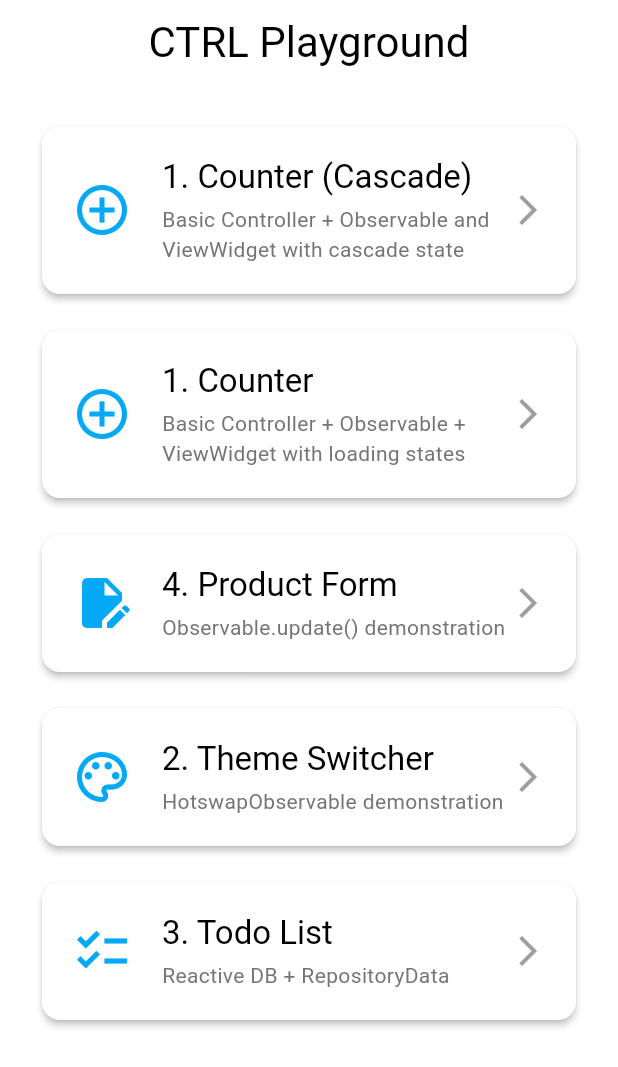
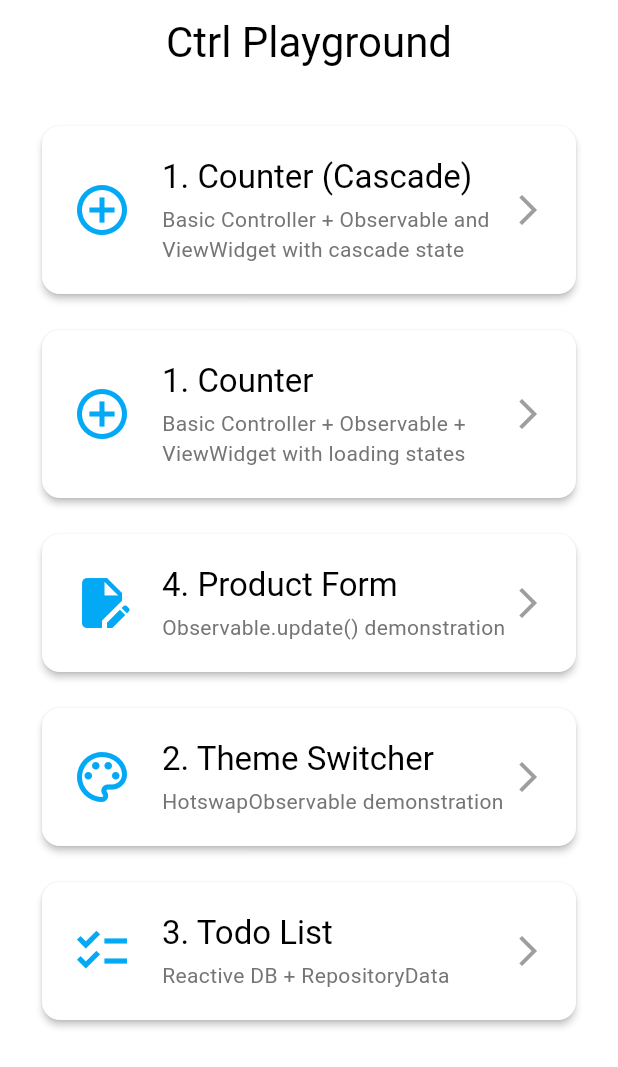
Before and after one commit to plooliveira/ctrl, a Flutter app: the screen it shows after launch, on a phone screen of 412 x 824 dp. Shown: the top 1067 px of the screen. Run offline on Flutter 3.47's test engine with Material 3 defaults, Android fonts, the phone set to English and light mode, and no system bars; our stand-ins replace get_it, go_router, objectbox; generated files the repository leaves out were written again.

```diff
--- a/example/lib/view/home/home_view.dart
+++ b/example/lib/view/home/home_view.dart
@@ -20,7 +20,7 @@ class HomeView extends StatelessWidget {
     return Scaffold(
       appBar: AppBar(
         title: Text(
-          'CTRL Playground',
+          'Ctrl Playground',
           style: Theme.of(context).textTheme.headlineMedium,
         ),
         centerTitle: true,
```
